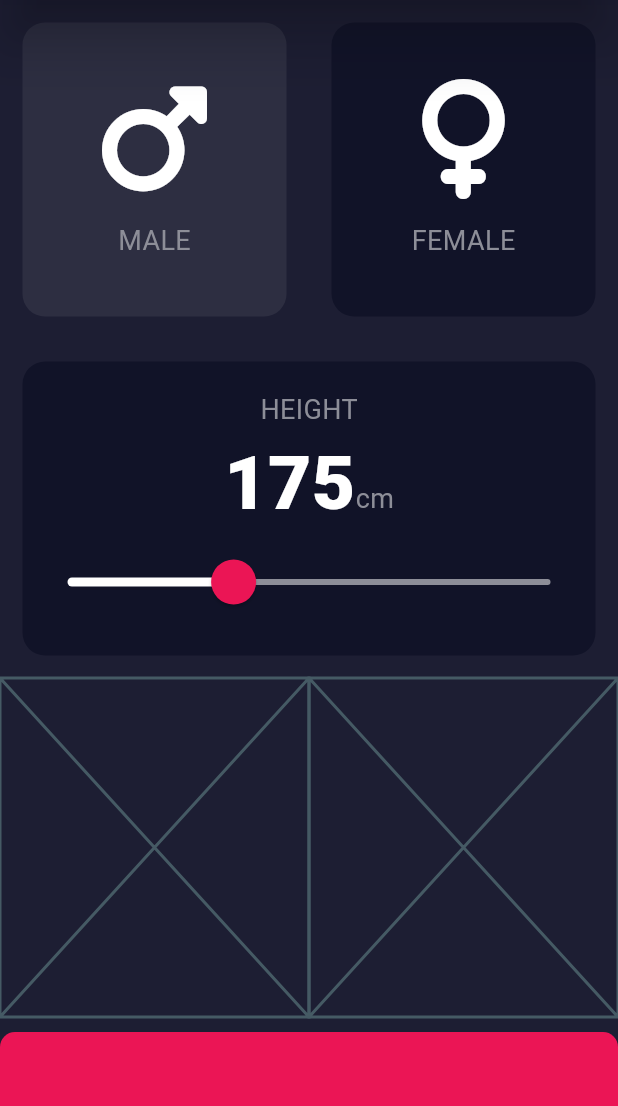
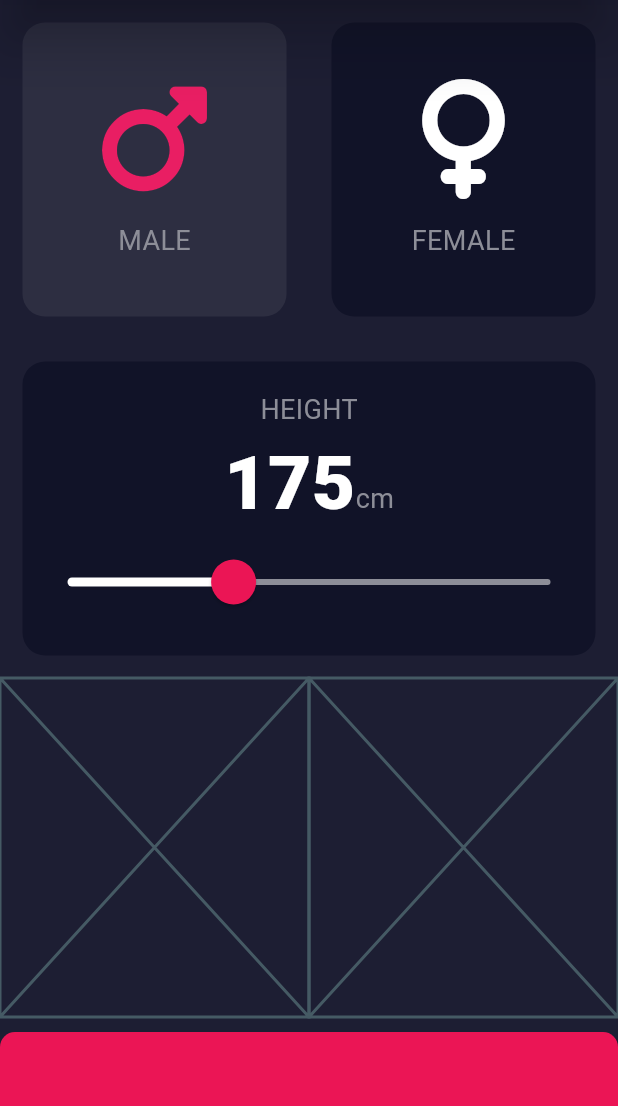
Before and after one commit to KASRA10/BMI-Calculator_V1, a Flutter app: the screen it shows after launch, after a tap on "MALE", on a phone screen of 412 x 824 dp, the part 84-1190 px from its top. Run offline on Flutter 3.47's test engine with Material 3 defaults, Android fonts, the phone set to English and light mode, and no system bars; our stand-ins replace font_awesome_flutter.

Commit message:
Add Icon Color Changer

```diff
--- a/lib/main.dart
+++ b/lib/main.dart
@@ -32,8 +32,6 @@ class InputPage extends StatefulWidget {
 }
 
 class _InputPageState extends State<InputPage> {
-  int heightNumber = 175;
-
   ColorUpdate colorUpdate =
       ColorUpdate(); // Create An Object From ColorChanger Class
 
@@ -69,6 +67,7 @@ class _InputPageState extends State<InputPage> {
                     cardChild: IconTextWidget(
                       icon: FontAwesomeIcons.mars,
                       label: 'MALE',
+                      iconMainColor: colorUpdate.firstMaleIconColor,
                     ),
                   ),
                 ),
@@ -81,6 +80,7 @@ class _InputPageState extends State<InputPage> {
                     cardChild: IconTextWidget(
                       icon: FontAwesomeIcons.venus,
                       label: 'FEMALE',
+                      iconMainColor: colorUpdate.firstFeMaleIconColor,
                     ),
                   ),
                 ),
--- a/lib/src/color_updater.dart
+++ b/lib/src/color_updater.dart
@@ -5,13 +5,20 @@ import 'package:bmi_calculator_v1/src/constants.dart';
 class ColorUpdate {
   Color maleCardColor = kInActiveCardColor;
   Color femaleCardColor = kInActiveCardColor;
+  Color firstMaleIconColor = kIconColors;
+  Color firstFeMaleIconColor = kIconColors;
   // 1 = male, 2= female ==> for Changeable colors
   void colorUpdater(Gender selectedGender) {
-    // Male Is pressed
-    maleCardColor =
-        selectedGender == Gender.male ? kActiveCardColor : kInActiveCardColor;
-    // Female is Pressed
-    femaleCardColor =
-        selectedGender == Gender.female ? kActiveCardColor : kInActiveCardColor;
+    if (selectedGender == Gender.male) {
+      maleCardColor = kActiveCardColor;
+      firstMaleIconColor = kActivatedColor;
+      femaleCardColor = kInActiveCardColor;
+      firstFeMaleIconColor = kIconColors;
+    } else if (selectedGender == Gender.female) {
+      femaleCardColor = kActiveCardColor;
+      firstFeMaleIconColor = kActivatedColor;
+      maleCardColor = kInActiveCardColor;
+      firstMaleIconColor = kIconColors;
+    }
   }
 }
--- a/lib/src/constants.dart
+++ b/lib/src/constants.dart
@@ -23,6 +23,8 @@ const kInActiveCardColor = Color(
   0xFF111328,
 ); // End Of kInActiveCardColor
 
+const kActivatedColor = Colors.pink;
+
 const kTextColors = Color(
   0xFF8D8E98,
 ); // End Of kTextColors
@@ -30,6 +32,8 @@ const kTextColors = Color(
 const kIconColors = Color(
   0xFFFFFFFF,
 ); // ENd Of kIconColors
+
+int heightNumber = 175;
 
 const kSliderActiveBarColor = Colors.white;
 
--- a/lib/src/icon_text_widget.dart
+++ b/lib/src/icon_text_widget.dart
@@ -4,12 +4,14 @@ import 'package:bmi_calculator_v1/src/constants.dart';
 
 class IconTextWidget extends StatelessWidget {
   final IconData icon;
+  final Color iconMainColor;
   final String label;
 
   const IconTextWidget({
     super.key,
     required this.icon,
     required this.label,
+    required this.iconMainColor,
   });
 
   @override
@@ -20,7 +22,7 @@ class IconTextWidget extends StatelessWidget {
       children: [
         Icon(
           icon,
-          color: kIconColors,
+          color: iconMainColor,
           size: 80.0,
         ),
         SizedBox(
```
